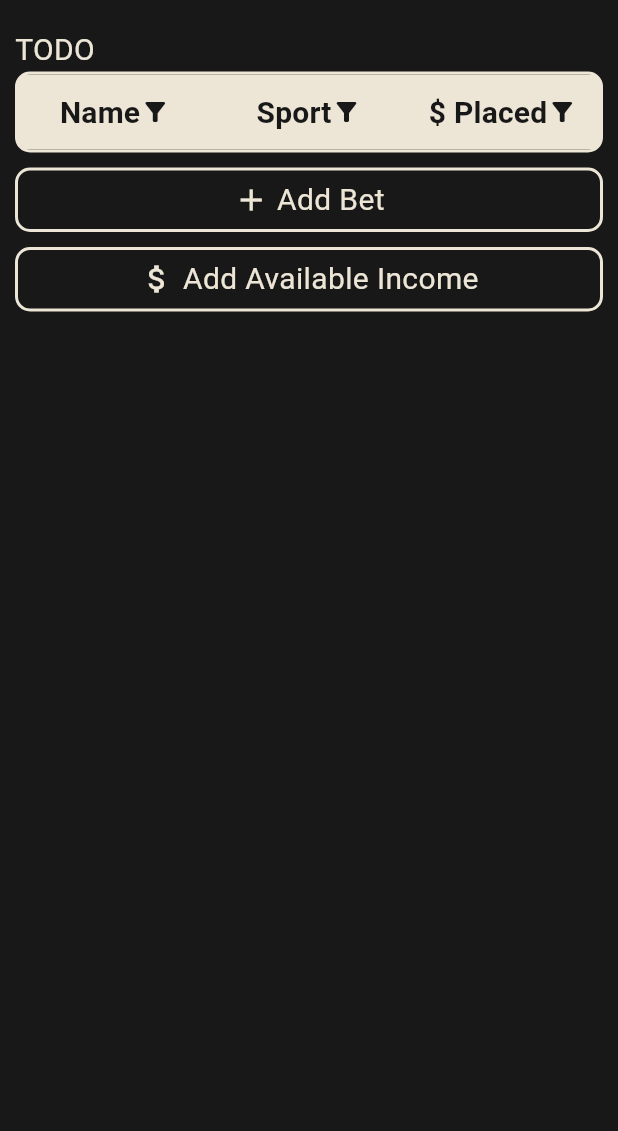
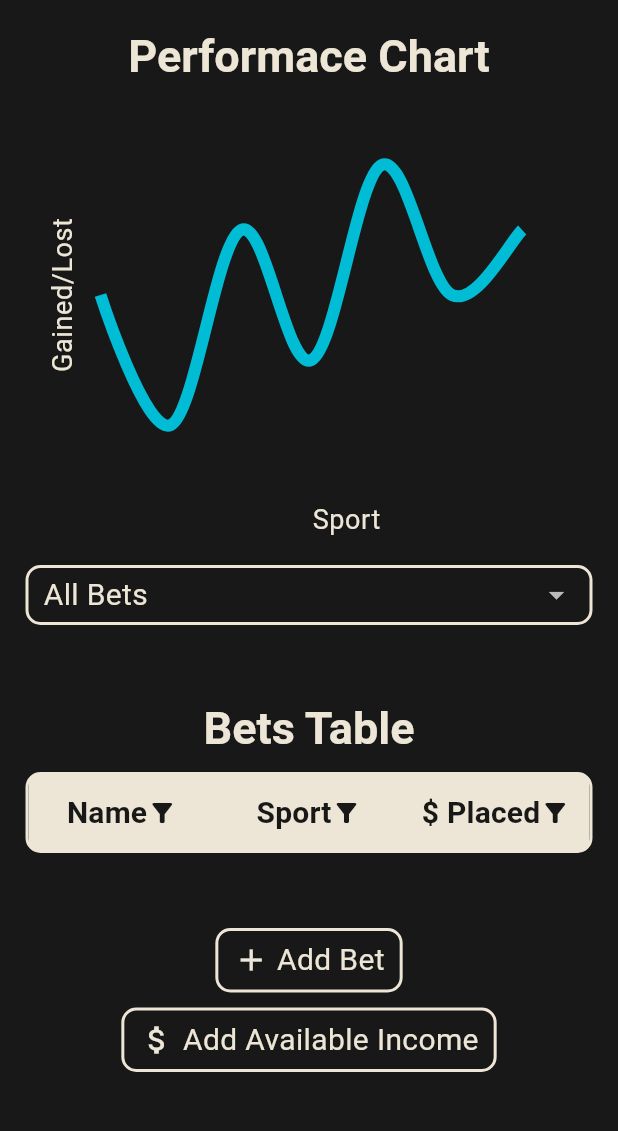
Before and after one commit to Myoro/MyoroBetTracker, a Flutter app: the screen it shows after launch, on a phone screen of 412 x 824 dp, the part 71-1202 px from its top. Run offline on Flutter 3.47's test engine with Material 3 defaults, Android fonts, the phone set to English and light mode, and no system bars; drawn by our look-alikes of fl_chart; our stand-ins replace flutter_bloc, sqflite, sqflite_common_ffi; missing offline and left inert: window_manager; accounts and stored records are empty.

Commit message:
Chart started

```diff
--- a/myoro_bet_tracker/lib/screens/main_screen.dart
+++ b/myoro_bet_tracker/lib/screens/main_screen.dart
@@ -11,13 +11,16 @@ class MainScreen extends StatelessWidget {
   @override
   Widget build(BuildContext context) => Scaffold(
     appBar: const MainScreenTopBar(),
-    body: Padding(
-      padding: const EdgeInsets.all(10),
-      child: ListView(
+    body: ListView(
+      children: [
+        Padding(
+          padding: const EdgeInsets.symmetric(vertical: 10, horizontal: 17),
+          child: Column(
             children: [
               const BetsGraph(),
+              const SizedBox(height: 50),
               const BetsTable(),
-          const SizedBox(height: 10),
+              const SizedBox(height: 50),
               IconAndTextHoverButton(
                 onTap: () => showDialog(
                   context: context,
@@ -33,7 +36,9 @@ class MainScreen extends StatelessWidget {
                 text: 'Add Available Income'
               )
             ]
-      ),
+          )
+        )
+      ]
     )
   );
 }
--- a/myoro_bet_tracker/lib/widgets/graphs/bets_graph.dart
+++ b/myoro_bet_tracker/lib/widgets/graphs/bets_graph.dart
@@ -1,8 +1,75 @@
+import 'package:fl_chart/fl_chart.dart';
 import 'package:flutter/material.dart';
+import 'package:myoro_bet_tracker/widgets/inputs/basic_dropdown.dart';
 
 class BetsGraph extends StatelessWidget {
   const BetsGraph({ super.key });
 
   @override
-  Widget build(BuildContext context) => Text('TODO'); // TODO
+  Widget build(BuildContext context) => Column(
+    children: [
+      Text('Performace Chart', style: Theme.of(context).textTheme.titleLarge),
+      const SizedBox(height: 10),
+      SizedBox(
+        height: 300,
+        child: LineChart(
+          LineChartData(
+            gridData: const FlGridData(show: false),
+            titlesData: FlTitlesData(
+              show: true,
+              leftTitles: AxisTitles(
+                axisNameWidget: Text('Gained/Lost', style: Theme.of(context).textTheme.bodySmall),
+                axisNameSize: 50
+              ),
+              bottomTitles: AxisTitles(
+                axisNameWidget: Text('Sport', style: Theme.of(context).textTheme.bodySmall),
+                axisNameSize: 40,
+              ),
+              topTitles: const AxisTitles(sideTitles: SideTitles(showTitles: false)),
+              rightTitles: const AxisTitles(sideTitles: SideTitles(showTitles: false))
+            ),
+            minX: 0,
+            maxX: 7,
+            minY: 0,
+            maxY: 6,
+            borderData: FlBorderData(show: false),
+            lineBarsData: [
+              LineChartBarData(
+                spots: [
+                  const FlSpot(0, 3),
+                  const FlSpot(1, 1),
+                  const FlSpot(2, 4),
+                  const FlSpot(3, 2),
+                  const FlSpot(4, 5),
+                  const FlSpot(5, 3),
+                  const FlSpot(6, 4),
+                ],
+                isCurved: true,
+                dotData: const FlDotData(show: false),
+                belowBarData: BarAreaData(show: false),
+                barWidth: 8,
+              )
+            ]
+          )
+        )
+      ),
+      const SizedBox(height: 10),
+      Row(
+        children: [
+          Expanded(
+            child: BasicDropdown(
+              items: const [
+                'All Bets',
+                'Soccer',
+                'Basketball',
+                'Hockey',
+                'Casino'
+              ],
+              onChanged: () {} // TODO
+            ),
+          ),
+        ],
+      )
+    ]
+  );
 }
--- a/myoro_bet_tracker/lib/widgets/tables/bets_table.dart
+++ b/myoro_bet_tracker/lib/widgets/tables/bets_table.dart
@@ -20,18 +20,22 @@ class BetsTable extends StatelessWidget {
       'Date Placed'
     ];
 
-    if(screenWidth < 740) {
+    if(screenWidth < 820) {
       titleRow.removeAt(titleRow.length - 1);
-      if(screenWidth < 620) {
+      if(screenWidth < 700) {
         titleRow.removeAt(titleRow.length - 1);
-        if(screenWidth < 320) {
+        if(screenWidth < 400) {
           titleRow.removeAt(titleRow.length - 1);
         }
       }
     }
 
     return BlocBuilder<BetsBloc, BetsState>(
-      builder: (context, state) => Container(
+      builder: (context, state) => Column(
+        children: [
+          Text('Bets Table', style: Theme.of(context).textTheme.titleLarge),
+          const SizedBox(height: 10),
+          Container(
             decoration: BoxDecoration(
               borderRadius: BorderRadius.circular(10),
               border: Border.all(
@@ -93,6 +97,8 @@ class BetsTable extends StatelessWidget {
               ]
             ),
           ),
+        ],
+      ),
     );
   }
 }
--- a/myoro_bet_tracker/pubspec.yaml
+++ b/myoro_bet_tracker/pubspec.yaml
@@ -19,6 +19,7 @@ dependencies:
   path_provider: ^2.1.1
   window_manager: ^0.3.7
   intl: ^0.19.0
+  fl_chart: ^0.66.0
 
 dev_dependencies:
   flutter_test:
```
Also changed, not shown: myoro_bet_tracker/pubspec.lock. Lines whose indentation alone changed are shown as unchanged.
